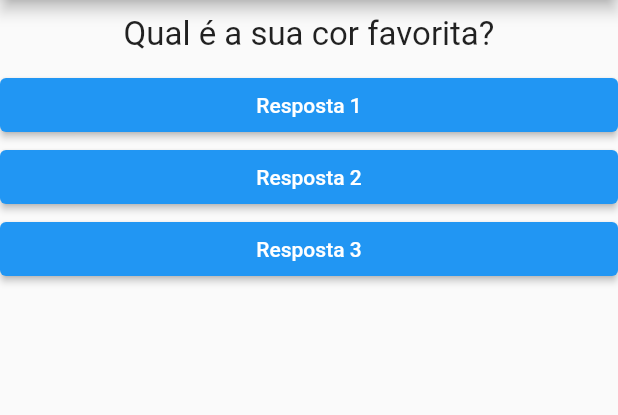
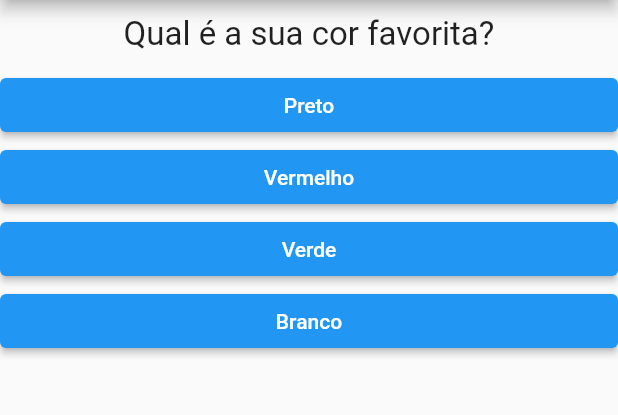
Before and after one commit to pedroschiavom/estudos-flutter, a Flutter app: the screen it shows after launch, on a phone screen of 412 x 824 dp, the part 84-499 px from its top. Run offline on Flutter 3.47's test engine with Material 2 defaults, Android fonts, the phone set to English and light mode, and no system bars.

Commit message:
adding map method to create the answers for each question

```diff
--- a/lib/main.dart
+++ b/lib/main.dart
@@ -18,9 +18,27 @@ class _PerguntaAppState extends State<PerguntaApp> {
   @override
   Widget build(BuildContext context) {
     final perguntas = [
-      'Qual é a sua cor favorita?',
-      'Qual é o seu animal favorito?'
+      {
+        'texto': 'Qual é a sua cor favorita?',
+        'respostas': ['Preto', 'Vermelho', 'Verde', 'Branco'],
+      },
+      {
+        'texto': 'Qual é o seu animal favorito?',
+        'respostas': ['Coelho', 'Cobra', 'Elefante', 'Leão'],
+      },
+      {
+        'texto': 'Qual é o seu instrutor favorito?',
+        'respostas': ['Maria', 'João', 'Leo', 'Pedro'],
+      },
     ];
+
+    List<String> respostas =
+        perguntas[_perguntaSelecionada].cast()['respostas'];
+    List<Widget> widgets;
+
+    //for (String textoResp in respostas) {
+    //widgets.add(Resposta(textoResp, _responder));
+    //}
 
     return MaterialApp(
       home: Scaffold(
@@ -29,10 +47,8 @@ class _PerguntaAppState extends State<PerguntaApp> {
         ),
         body: Column(
           children: <Widget>[
-            Questao(perguntas[_perguntaSelecionada]),
-            Resposta('Resposta 1', _responder),
-            Resposta('Resposta 2', _responder),
-            Resposta('Resposta 3', _responder),
+            Questao(perguntas[_perguntaSelecionada]['texto'].toString()),
+            ...respostas.map((t) => Resposta(t, _responder)).toList(),
           ],
         ),
       ),
--- a/lib/questao.dart
+++ b/lib/questao.dart
@@ -1,9 +1,6 @@
-
 import 'package:flutter/material.dart';
 
 class Questao extends StatelessWidget {
-
-
   final String texto;
 
   Questao(this.texto);
--- a/lib/resposta.dart
+++ b/lib/resposta.dart
@@ -1,14 +1,10 @@
-
 import 'package:flutter/material.dart';
 
-
 class Resposta extends StatelessWidget {
-
   final String texto;
   final void Function() quandoSelecionado;
 
   Resposta(this.texto, this.quandoSelecionado);
-
 
   @override
   Widget build(BuildContext context) {
```
Lines whose indentation alone changed are shown as unchanged.
